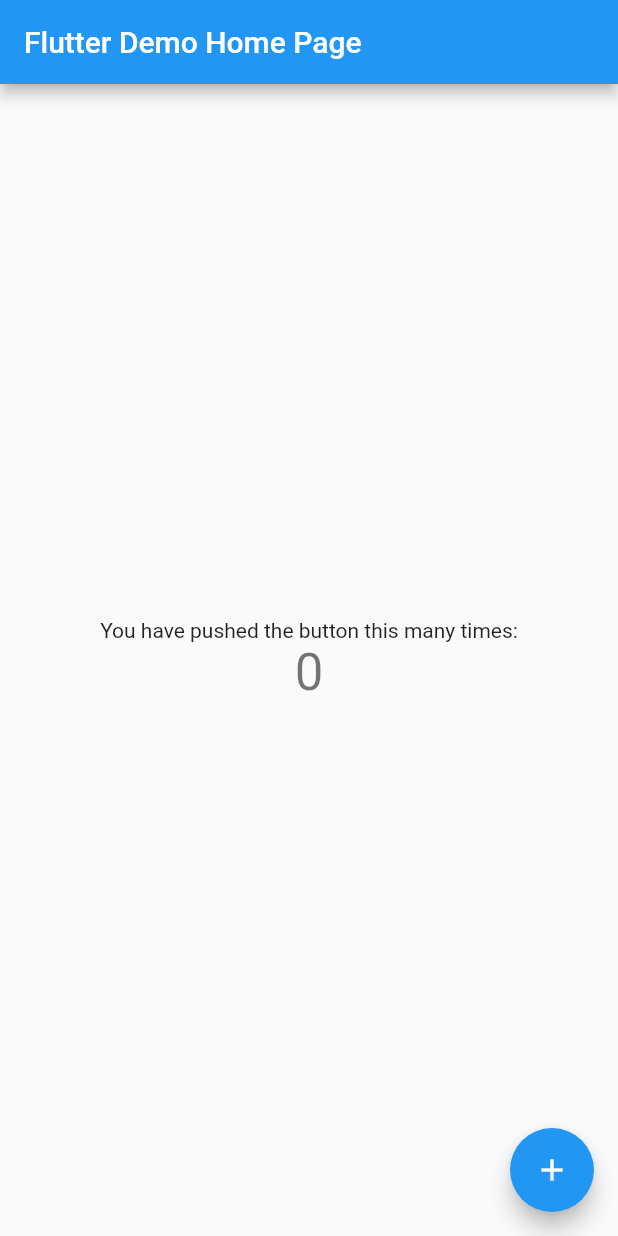
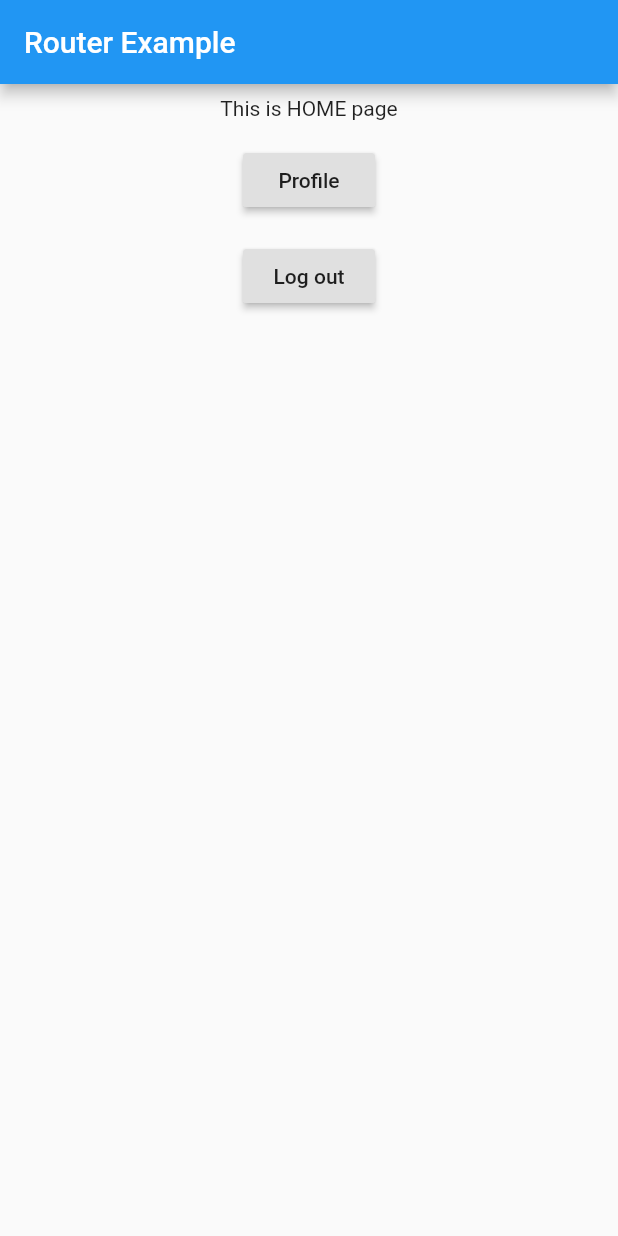
Before and after one commit to ardisaurus/flutter-basics, a Flutter app: the screen it shows after launch, on a phone screen of 412 x 824 dp. Run offline on Flutter 3.47's test engine with Material 2 defaults, Android fonts, the phone set to English and light mode, and no system bars.

Commit message:
Finish router example

```diff
--- a/router/lib/main.dart
+++ b/router/lib/main.dart
@@ -1,117 +1,34 @@
 import 'package:flutter/material.dart';
+import 'package:router/screens/editProfile.dart';
+import 'package:router/screens/home.dart';
+import 'package:router/screens/login.dart';
+import 'package:router/screens/profile.dart';
 
 void main() {
   runApp(MyApp());
 }
 
 class MyApp extends StatelessWidget {
-  // This widget is the root of your application.
   @override
   Widget build(BuildContext context) {
     return MaterialApp(
       title: 'Flutter Demo',
       theme: ThemeData(
-        // This is the theme of your application.
-        //
-        // Try running your application with "flutter run". You'll see the
-        // application has a blue toolbar. Then, without quitting the app, try
-        // changing the primarySwatch below to Colors.green and then invoke
-        // "hot reload" (press "r" in the console where you ran "flutter run",
-        // or simply save your changes to "hot reload" in a Flutter IDE).
-        // Notice that the counter didn't reset back to zero; the application
-        // is not restarted.
         primarySwatch: Colors.blue,
-        // This makes the visual density adapt to the platform that you run
-        // the app on. For desktop platforms, the controls will be smaller and
-        // closer together (more dense) than on mobile platforms.
         visualDensity: VisualDensity.adaptivePlatformDensity,
       ),
-      home: MyHomePage(title: 'Flutter Demo Home Page'),
+      home: MyHomePage(
+        title: 'Router Example',
+      ),
+      //ARDI'S NOTE : Define all available routes
+      routes: {
+        '/home': (context) => MyHomePage(
+              title: 'Router Example',
+            ),
+        '/profile': (context) => Profile(),
+        '/editProfile': (context) => EditProfile(),
+        '/login': (context) => Login(),
+      },
     );
   }
 }
-
-class MyHomePage extends StatefulWidget {
-  MyHomePage({Key key, this.title}) : super(key: key);
-
-  // This widget is the home page of your application. It is stateful, meaning
-  // that it has a State object (defined below) that contains fields that affect
-  // how it looks.
-
-  // This class is the configuration for the state. It holds the values (in this
-  // case the title) provided by the parent (in this case the App widget) and
-  // used by the build method of the State. Fields in a Widget subclass are
-  // always marked "final".
-
-  final String title;
-
-  @override
-  _MyHomePageState createState() => _MyHomePageState();
-}
-
-class _MyHomePageState extends State<MyHomePage> {
-  int _counter = 0;
-
-  void _incrementCounter() {
-    setState(() {
-      // This call to setState tells the Flutter framework that something has
-      // changed in this State, which causes it to rerun the build method below
-      // so that the display can reflect the updated values. If we changed
-      // _counter without calling setState(), then the build method would not be
-      // called again, and so nothing would appear to happen.
-      _counter++;
-    });
-  }
-
-  @override
-  Widget build(BuildContext context) {
-    // This method is rerun every time setState is called, for instance as done
-    // by the _incrementCounter method above.
-    //
-    // The Flutter framework has been optimized to make rerunning build methods
-    // fast, so that you can just rebuild anything that needs updating rather
-    // than having to individually change instances of widgets.
-    return Scaffold(
-      appBar: AppBar(
-        // Here we take the value from the MyHomePage object that was created by
-        // the App.build method, and use it to set our appbar title.
-        title: Text(widget.title),
-      ),
-      body: Center(
-        // Center is a layout widget. It takes a single child and positions it
-        // in the middle of the parent.
-        child: Column(
-          // Column is also a layout widget. It takes a list of children and
-          // arranges them vertically. By default, it sizes itself to fit its
-          // children horizontally, and tries to be as tall as its parent.
-          //
-          // Invoke "debug painting" (press "p" in the console, choose the
-          // "Toggle Debug Paint" action from the Flutter Inspector in Android
-          // Studio, or the "Toggle Debug Paint" command in Visual Studio Code)
-          // to see the wireframe for each widget.
-          //
-          // Column has various properties to control how it sizes itself and
-          // how it positions its children. Here we use mainAxisAlignment to
-          // center the children vertically; the main axis here is the vertical
-          // axis because Columns are vertical (the cross axis would be
-          // horizontal).
-          mainAxisAlignment: MainAxisAlignment.center,
-          children: <Widget>[
-            Text(
-              'You have pushed the button this many times:',
-            ),
-            Text(
-              '$_counter',
-              style: Theme.of(context).textTheme.headline4,
-            ),
-          ],
-        ),
-      ),
-      floatingActionButton: FloatingActionButton(
-        onPressed: _incrementCounter,
-        tooltip: 'Increment',
-        child: Icon(Icons.add),
-      ), // This trailing comma makes auto-formatting nicer for build methods.
-    );
-  }
-}
--- /dev/null
+++ b/router/lib/screens/home.dart
@@ -0,0 +1,51 @@
+import 'package:flutter/material.dart';
+
+class MyHomePage extends StatefulWidget {
+  MyHomePage({Key key, this.title}) : super(key: key);
+  final String title;
+
+  @override
+  _MyHomePageState createState() => _MyHomePageState();
+}
+
+class _MyHomePageState extends State<MyHomePage> {
+  @override
+  Widget build(BuildContext context) {
+    return Scaffold(
+      appBar: AppBar(
+        title: Text(widget.title),
+      ),
+      body: Center(
+        child: Column(
+          mainAxisAlignment: MainAxisAlignment.start,
+          children: [
+            Padding(
+              padding: EdgeInsets.all(8.0),
+              child: Text("This is HOME page"),
+            ),
+            Padding(
+              padding: EdgeInsets.all(8.0),
+              child: RaisedButton(
+                onPressed: () {
+                  //ARDI'S NOTE : Show a page over this page
+                  Navigator.pushNamed(context, '/profile');
+                },
+                child: Text('Profile'),
+              ),
+            ),
+            Padding(
+              padding: EdgeInsets.all(8.0),
+              child: RaisedButton(
+                onPressed: () {
+                  //ARDI'S NOTE : Show a page and remove this page
+                  Navigator.pushReplacementNamed(context, '/login');
+                },
+                child: Text('Log out'),
+              ),
+            ),
+          ],
+        ),
+      ),
+    );
+  }
+}
```
Also changed, not shown: router/lib/screens/editProfile.dart (added, +33 -0 lines), router/lib/screens/login.dart (added, +33 -0 lines), router/lib/screens/profile.dart (added, +43 -0 lines), 1 other file.
